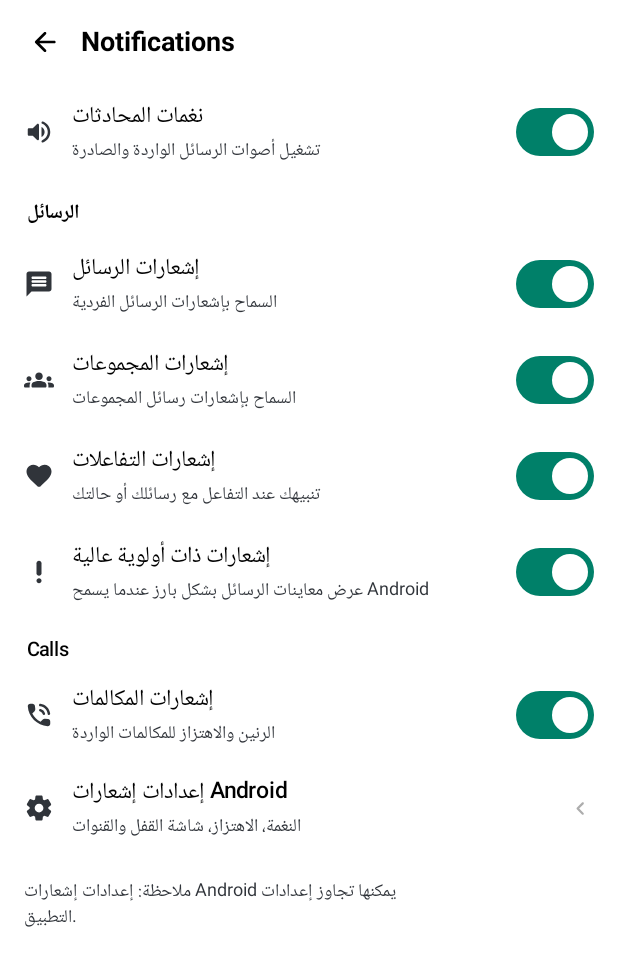
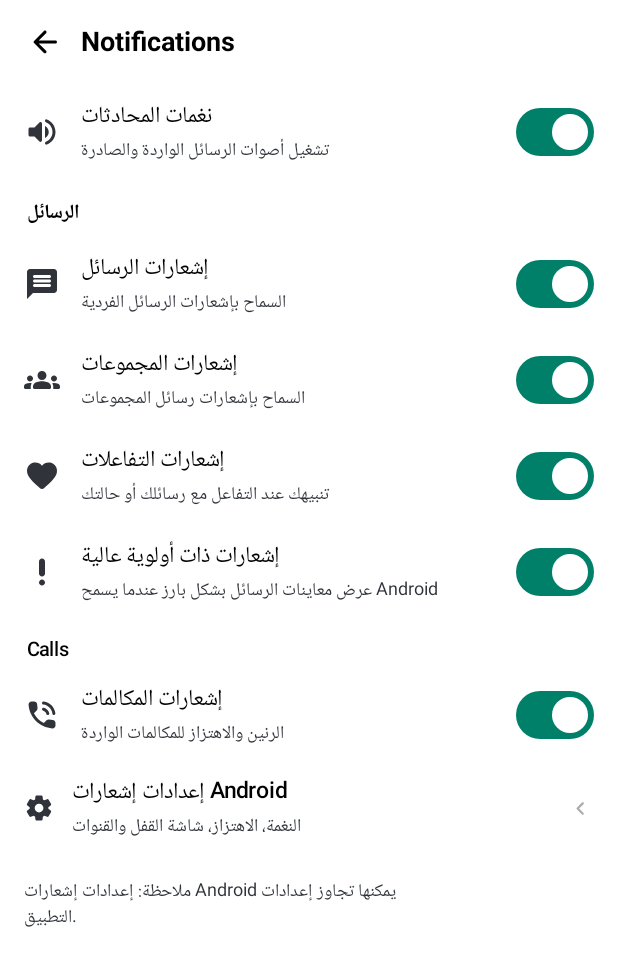
Before and after one commit to conan3811/ZoolChat, an Android app built with Jetpack Compose: the composable NotificationSettingsScreen shown on its own in the app's theme, after a tap on "إعدادات إشعارات Android", on a phone screen of 412 x 824 dp. Shown: the top 966 px of the screen. Run offline under Robolectric (Android 15) with nearby library versions, the phone set to English and light mode, and no system bars.

Commit message:
Unify settings icons and keep full settings sections

```diff
--- a/android/app/src/main/java/com/zoolchat/app/ui/screens/SettingsHubV032.kt
+++ b/android/app/src/main/java/com/zoolchat/app/ui/screens/SettingsHubV032.kt
@@ -36,6 +36,8 @@ import java.io.File
 import kotlin.math.ln
 import kotlin.math.pow
 
+private val SettingsItemIconSize = 24.dp
+
 @Composable
 fun SettingsHubV032(
     themeMode: ThemeMode,
@@ -66,19 +68,13 @@ fun SettingsHubV032(
     var showLogoutConfirm by remember { mutableStateOf(false) }
 
     Column(
-        Modifier
-            .fillMaxSize()
-            .background(MaterialTheme.colorScheme.background)
-            .verticalScroll(rememberScrollState())
-            .navigationBarsPadding()
+        Modifier.fillMaxSize().background(MaterialTheme.colorScheme.background)
+            .verticalScroll(rememberScrollState()).navigationBarsPadding()
     ) {
         SettingsTopBar(t("الإعدادات"), onBack)
 
         Card(
-            modifier = Modifier
-                .fillMaxWidth()
-                .padding(horizontal = ZoolDimens.ScreenPadding, vertical = 6.dp)
-                .clickable(onClick = onEditProfile),
+            modifier = Modifier.fillMaxWidth().padding(horizontal = ZoolDimens.ScreenPadding, vertical = 6.dp).clickable(onClick = onEditProfile),
             colors = CardDefaults.cardColors(containerColor = MaterialTheme.colorScheme.surface),
             shape = RoundedCornerShape(18.dp),
         ) {
@@ -93,12 +89,12 @@ fun SettingsHubV032(
                         color = MaterialTheme.colorScheme.onSurfaceVariant,
                     )
                 }
-                Icon(Icons.Rounded.QrCode2, contentDescription = null, modifier = Modifier.size(22.dp), tint = MaterialTheme.colorScheme.primary)
+                Icon(Icons.Rounded.QrCode2, contentDescription = null, modifier = Modifier.size(SettingsItemIconSize), tint = MaterialTheme.colorScheme.primary)
             }
         }
 
         SettingsSection(t("الحساب"))
-        SettingsRow(Icons.Rounded.Key, t("الحساب"), t("الأجهزة، تصدير البيانات، حذف الحساب"), onAccount)
+        SettingsRow(Icons.Rounded.Key, t("الحساب"), t("الأمان، البريد، رقم الهاتف، الأجهزة وبيانات الحساب"), onAccount)
         SettingsRow(Icons.Rounded.Security, t("الخصوصية"), t("آخر ظهور، متصل الآن، مؤشرات القراءة"), onPrivacy)
         SettingsRow(Icons.Rounded.Chat, t("الدردشات"), t("حجم الخط، زر الإدخال، ظهور الوسائط والأرشفة"), onChats)
         SettingsRow(Icons.Rounded.Notifications, t("الإشعارات"), t("الرسائل والمجموعات والمكالمات"), onNotifications)
@@ -137,13 +133,11 @@ fun SettingsHubV032(
         AlertDialog(
             onDismissRequest = { showThemeDialog = false },
             title = { Text(t("المظهر")) },
-            text = {
-                Column {
+            text = { Column {
                 ChoiceRow(t("فاتح"), themeMode == ThemeMode.LIGHT) { onThemeModeChange(ThemeMode.LIGHT); showThemeDialog = false }
                 ChoiceRow(t("داكن"), themeMode == ThemeMode.DARK) { onThemeModeChange(ThemeMode.DARK); showThemeDialog = false }
                 ChoiceRow(t("حسب الجهاز"), themeMode == ThemeMode.SYSTEM) { onThemeModeChange(ThemeMode.SYSTEM); showThemeDialog = false }
-                }
-            },
+            } },
             confirmButton = { TextButton(onClick = { showThemeDialog = false }) { Text(t("إغلاق")) } },
         )
     }
@@ -152,12 +146,10 @@ fun SettingsHubV032(
         AlertDialog(
             onDismissRequest = { showLanguageDialog = false },
             title = { Text(t("لغة التطبيق")) },
-            text = {
-                Column {
+            text = { Column {
                 ChoiceRow("العربية", appLanguage == AppLanguage.AR) { onLanguageChange(AppLanguage.AR); showLanguageDialog = false }
                 ChoiceRow("English", appLanguage == AppLanguage.EN) { onLanguageChange(AppLanguage.EN); showLanguageDialog = false }
-                }
-            },
+            } },
             confirmButton = { TextButton(onClick = { showLanguageDialog = false }) { Text(t("إغلاق")) } },
         )
     }
@@ -167,12 +159,7 @@ fun SettingsHubV032(
             onDismissRequest = { showLogoutConfirm = false },
             title = { Text(t("تسجيل الخروج؟")) },
             text = { Text(t("سيتم تسجيل خروجك من ZoolChat على هذا الجهاز، ويمكنك تسجيل الدخول مرة أخرى لاحقاً.")) },
-            confirmButton = {
-                TextButton(
-                    onClick = { showLogoutConfirm = false; onLogout() },
-                    colors = ButtonDefaults.textButtonColors(contentColor = MaterialTheme.colorScheme.error),
-                ) { Text(t("تسجيل الخروج")) }
-            },
+            confirmButton = { TextButton(onClick = { showLogoutConfirm = false; onLogout() }, colors = ButtonDefaults.textButtonColors(contentColor = MaterialTheme.colorScheme.error)) { Text(t("تسجيل الخروج")) } },
             dismissButton = { TextButton(onClick = { showLogoutConfirm = false }) { Text(t("إلغاء")) } },
         )
     }
@@ -197,14 +184,12 @@ fun ChatSettingsScreen(onBack: () -> Unit) {
         SettingsToggle(Icons.Rounded.Photo, t("ظهور الوسائط"), t("إظهار الوسائط التي يتم تنزيلها حديثاً في معرض الهاتف"), mediaVisibility) {
             mediaVisibility = it; prefs.edit().putBoolean("chat_media_visibility", it).apply()
         }
-
         SettingsSection(t("الدردشات المؤرشفة"))
         SettingsToggle(Icons.Rounded.Archive, t("إبقاء الدردشات في الأرشيف"), t("تظل الدردشات المؤرشفة مؤرشفة عند وصول رسائل جديدة"), keepArchived) {
             keepArchived = it; prefs.edit().putBoolean("chat_keep_archived", it).apply()
         }
-
         SettingsSection(t("النسخ الاحتياطي والسجل"))
-        SettingsInfoRow(Icons.Rounded.Cloud, t("النسخ الاحتياطي للدردشات"), t("سيتم ربط النسخ الاحتياطي السحابي عندما تتوفر خدمة تخزين مخصصة لـ ZoolChat"))
+        SettingsInfoRow(Icons.Rounded.Cloud, t("النسخ الاحتياطي للدردشات"), t("مفتاح الرسائل المشفرة له نسخة حماية منفصلة داخل إعدادات الحساب"))
         SettingsInfoRow(Icons.Rounded.History, t("سجل الدردشة"), t("إدارة التصدير والمسح من داخل المحادثة أو إعدادات الحساب"))
     }
 
@@ -212,17 +197,11 @@ fun ChatSettingsScreen(onBack: () -> Unit) {
         AlertDialog(
             onDismissRequest = { showFontDialog = false },
             title = { Text(t("حجم الخط")) },
-            text = {
-                Column {
+            text = { Column {
                 listOf("small" to t("صغير"), "medium" to t("متوسط"), "large" to t("كبير")).forEach { (value, label) ->
-                        ChoiceRow(label, fontSize == value) {
-                            fontSize = value
-                            prefs.edit().putString("chat_font_size", value).apply()
-                            showFontDialog = false
+                    ChoiceRow(label, fontSize == value) { fontSize = value; prefs.edit().putString("chat_font_size", value).apply(); showFontDialog = false }
                 }
-                    }
-                }
-            },
+            } },
             confirmButton = { TextButton(onClick = { showFontDialog = false }) { Text(t("إغلاق")) } },
         )
     }
@@ -240,37 +219,18 @@ fun NotificationSettingsScreen(onBack: () -> Unit) {
     var highPriority by remember { mutableStateOf(prefs.getBoolean("notif_high_priority", true)) }
 
     SettingsPage(t("الإشعارات"), onBack) {
-        SettingsToggle(Icons.Rounded.VolumeUp, t("نغمات المحادثات"), t("تشغيل أصوات الرسائل الواردة والصادرة"), tones) {
-            tones = it; prefs.edit().putBoolean("notif_conversation_tones", it).apply()
+        SettingsToggle(Icons.Rounded.VolumeUp, t("نغمات المحادثات"), t("تشغيل أصوات الرسائل الواردة والصادرة"), tones) { tones = it; prefs.edit().putBoolean("notif_conversation_tones", it).apply() }
+        SettingsSection(t("الرسائل"))
+        SettingsToggle(Icons.Rounded.Message, t("إشعارات الرسائل"), t("السماح بإشعارات الرسائل الفردية"), messages) { messages = it; prefs.edit().putBoolean("notif_messages_enabled", it).apply() }
+        SettingsToggle(Icons.Rounded.Groups, t("إشعارات المجموعات"), t("السماح بإشعارات رسائل المجموعات"), groups) { groups = it; prefs.edit().putBoolean("notif_groups_enabled", it).apply() }
+        SettingsToggle(Icons.Rounded.Favorite, t("إشعارات التفاعلات"), t("تنبيهك عند التفاعل مع رسائلك أو حالتك"), reactions) { reactions = it; prefs.edit().putBoolean("notif_reactions_enabled", it).apply() }
+        SettingsToggle(Icons.Rounded.PriorityHigh, t("إشعارات ذات أولوية عالية"), t("عرض معاينات الرسائل بشكل بارز عندما يسمح Android"), highPriority) { highPriority = it; prefs.edit().putBoolean("notif_high_priority", it).apply() }
+        SettingsSection(t("المكالمات"))
+        SettingsToggle(Icons.Rounded.PhoneInTalk, t("إشعارات المكالمات"), t("الرنين والاهتزاز للمكالمات الواردة"), calls) { calls = it; prefs.edit().putBoolean("notif_calls_enabled", it).apply() }
+        SettingsRow(Icons.Rounded.Settings, t("إعدادات إشعارات Android"), t("النغمة، الاهتزاز، شاشة القفل والقنوات")) {
+            runCatching { context.startActivity(Intent(Settings.ACTION_APP_NOTIFICATION_SETTINGS).putExtra(Settings.EXTRA_APP_PACKAGE, context.packageName)) }
         }
-        SettingsSection(t("الرسائل"))
-        SettingsToggle(Icons.Rounded.Message, t("إشعارات الرسائل"), t("السماح بإشعارات الرسائل الفردية"), messages) {
-            messages = it; prefs.edit().putBoolean("notif_messages_enabled", it).apply()
-        }
-        SettingsToggle(Icons.Rounded.Groups, t("إشعارات المجموعات"), t("السماح بإشعارات رسائل المجموعات"), groups) {
-            groups = it; prefs.edit().putBoolean("notif_groups_enabled", it).apply()
-        }
-        SettingsToggle(Icons.Rounded.Favorite, t("إشعارات التفاعلات"), t("تنبيهك عند التفاعل مع رسائلك أو حالتك"), reactions) {
-            reactions = it; prefs.edit().putBoolean("notif_reactions_enabled", it).apply()
-        }
-        SettingsToggle(Icons.Rounded.PriorityHigh, t("إشعارات ذات أولوية عالية"), t("عرض معاينات الرسائل بشكل بارز عندما يسمح Android"), highPriority) {
-            highPriority = it; prefs.edit().putBoolean("notif_high_priority", it).apply()
-        }
-        SettingsSection(t("المكالمات"))
-        SettingsToggle(Icons.Rounded.PhoneInTalk, t("إشعارات المكالمات"), t("الرنين والاهتزاز للمكالمات الواردة"), calls) {
-            calls = it; prefs.edit().putBoolean("notif_calls_enabled", it).apply()
-        }
-        SettingsRow(Icons.Rounded.Settings, t("إعدادات إشعارات Android"), t("النغمة، الاهتزاز، شاشة القفل والقنوات")) {
-            runCatching {
-                context.startActivity(Intent(Settings.ACTION_APP_NOTIFICATION_SETTINGS).putExtra(Settings.EXTRA_APP_PACKAGE, context.packageName))
-            }
-        }
-        Text(
-            t("ملاحظة: إعدادات إشعارات Android يمكنها تجاوز إعدادات التطبيق."),
-            style = MaterialTheme.typography.bodySmall,
-            color = MaterialTheme.colorScheme.onSurfaceVariant,
-            modifier = Modifier.padding(16.dp),
-        )
+        Text(t("ملاحظة: إعدادات إشعارات Android يمكنها تجاوز إعدادات التطبيق."), style = MaterialTheme.typography.bodySmall, color = MaterialTheme.colorScheme.onSurfaceVariant, modifier = Modifier.padding(16.dp))
     }
 }
 
@@ -285,48 +245,30 @@ fun StorageDataSettingsScreen(onBack: () -> Unit) {
     var uploadQuality by remember { mutableStateOf(prefs.getString("media_upload_quality", "standard") ?: "standard") }
     var showQuality by remember { mutableStateOf(false) }
     var cacheBytes by remember { mutableLongStateOf(0L) }
-
     fun refreshCache() { cacheBytes = directoryBytes(context.cacheDir) }
     LaunchedEffect(Unit) { refreshCache() }
 
     SettingsPage(t("التخزين والبيانات"), onBack) {
         SettingsSection(t("إدارة التخزين"))
-        SettingsRow(Icons.Rounded.Storage, t("مساحة التخزين المؤقت"), humanBytes(cacheBytes)) {
-            runCatching { context.startActivity(Intent(Settings.ACTION_APPLICATION_DETAILS_SETTINGS, Uri.parse("package:${context.packageName}"))) }
-        }
-        SettingsRow(Icons.Rounded.DeleteSweep, t("مسح الملفات المؤقتة"), t("لا يحذف الرسائل أو الحساب")) {
-            runCatching { context.cacheDir.listFiles()?.forEach { it.deleteRecursively() } }
-            refreshCache()
-        }
-
+        SettingsRow(Icons.Rounded.Storage, t("مساحة التخزين المؤقت"), humanBytes(cacheBytes)) { runCatching { context.startActivity(Intent(Settings.ACTION_APPLICATION_DETAILS_SETTINGS, Uri.parse("package:${context.packageName}"))) } }
+        SettingsRow(Icons.Rounded.DeleteSweep, t("مسح الملفات المؤقتة"), t("لا يحذف الرسائل أو الحساب")) { runCatching { context.cacheDir.listFiles()?.forEach { it.deleteRecursively() } }; refreshCache() }
         SettingsSection(t("التنزيل التلقائي للوسائط"))
-        SettingsToggle(Icons.Rounded.SignalCellularAlt, t("عند استخدام بيانات الهاتف"), t("تنزيل الوسائط تلقائياً عبر بيانات الجوال"), mobile) {
-            mobile = it; prefs.edit().putBoolean("media_auto_mobile", it).apply()
-        }
-        SettingsToggle(Icons.Rounded.Wifi, t("عند الاتصال بشبكة Wi‑Fi"), t("تنزيل الوسائط تلقائياً عبر Wi‑Fi"), wifi) {
-            wifi = it; prefs.edit().putBoolean("media_auto_wifi", it).apply()
-        }
-        SettingsToggle(Icons.Rounded.Public, t("أثناء التجوال"), t("قد يؤدي ذلك إلى رسوم بيانات إضافية"), roaming) {
-            roaming = it; prefs.edit().putBoolean("media_auto_roaming", it).apply()
-        }
-
+        SettingsToggle(Icons.Rounded.SignalCellularAlt, t("عند استخدام بيانات الهاتف"), t("تنزيل الوسائط تلقائياً عبر بيانات الجوال"), mobile) { mobile = it; prefs.edit().putBoolean("media_auto_mobile", it).apply() }
+        SettingsToggle(Icons.Rounded.Wifi, t("عند الاتصال بشبكة Wi‑Fi"), t("تنزيل الوسائط تلقائياً عبر Wi‑Fi"), wifi) { wifi = it; prefs.edit().putBoolean("media_auto_wifi", it).apply() }
+        SettingsToggle(Icons.Rounded.Public, t("أثناء التجوال"), t("قد يؤدي ذلك إلى رسوم بيانات إضافية"), roaming) { roaming = it; prefs.edit().putBoolean("media_auto_roaming", it).apply() }
         SettingsSection(t("جودة الوسائط والمكالمات"))
         SettingsRow(Icons.Rounded.HighQuality, t("جودة تحميل الوسائط"), if (uploadQuality == "hd") t("جودة HD") else t("جودة قياسية")) { showQuality = true }
-        SettingsToggle(Icons.Rounded.DataSaverOn, t("استخدام بيانات أقل للمكالمات"), t("تقليل استهلاك الشبكة عندما تكون جودة الاتصال محدودة"), callSaver) {
-            callSaver = it; prefs.edit().putBoolean("call_data_saver", it).apply()
-        }
+        SettingsToggle(Icons.Rounded.DataSaverOn, t("استخدام بيانات أقل للمكالمات"), t("تقليل استهلاك الشبكة عندما تكون جودة الاتصال محدودة"), callSaver) { callSaver = it; prefs.edit().putBoolean("call_data_saver", it).apply() }
     }
 
     if (showQuality) {
         AlertDialog(
             onDismissRequest = { showQuality = false },
             title = { Text(t("جودة تحميل الوسائط")) },
-            text = {
-                Column {
+            text = { Column {
                 ChoiceRow(t("جودة قياسية"), uploadQuality == "standard") { uploadQuality = "standard"; prefs.edit().putString("media_upload_quality", uploadQuality).apply(); showQuality = false }
                 ChoiceRow(t("جودة HD"), uploadQuality == "hd") { uploadQuality = "hd"; prefs.edit().putString("media_upload_quality", uploadQuality).apply(); showQuality = false }
-                }
-            },
+            } },
             confirmButton = { TextButton(onClick = { showQuality = false }) { Text(t("إغلاق")) } },
         )
     }
@@ -336,30 +278,17 @@ fun StorageDataSettingsScreen(onBack: () -> Unit) {
 fun HelpSettingsScreen(onBack: () -> Unit, onAbout: () -> Unit) {
     val context = LocalContext.current
     var dialog by remember { mutableStateOf<String?>(null) }
-
     SettingsPage(t("المساعدة"), onBack) {
         SettingsRow(Icons.Rounded.HelpOutline, t("مركز المساعدة"), t("أسئلة شائعة حول الحساب والرسائل والمكالمات")) { dialog = "help" }
-        SettingsRow(Icons.Rounded.Phone, t("تواصل معنا"), t("فتح محادثة دعم عبر واتساب")) {
-            runCatching {
-                context.startActivity(Intent(Intent.ACTION_VIEW, Uri.parse("https://wa.me/966567638840")))
-            }
-        }
+        SettingsRow(Icons.Rounded.Phone, t("تواصل معنا"), t("فتح محادثة دعم عبر واتساب")) { runCatching { context.startActivity(Intent(Intent.ACTION_VIEW, Uri.parse("https://wa.me/966567638840"))) } }
         SettingsRow(Icons.Rounded.PrivacyTip, t("الشروط وسياسة الخصوصية"), t("كيف يتعامل ZoolChat مع بياناتك")) { dialog = "privacy" }
         SettingsRow(Icons.Rounded.Info, t("معلومات عن التطبيق"), "ZoolChat • v${BuildConfig.VERSION_NAME}", onAbout)
     }
-
     if (dialog != null) {
         AlertDialog(
             onDismissRequest = { dialog = null },
             title = { Text(if (dialog == "help") t("مركز المساعدة") else t("الخصوصية")) },
-            text = {
-                Text(
-                    if (dialog == "help")
-                        t("إذا واجهتك مشكلة في تسجيل الدخول أو الرسائل أو المكالمات أو الحالات، تأكد أولاً من اتصال الإنترنت وصلاحيات الإشعارات والميكروفون والكاميرا. إذا استمرت المشكلة استخدم خيار تواصل معنا.")
-                    else
-                        t("يعرض ZoolChat معلومات الملف الشخصي والحضور وفق إعدادات الخصوصية، ولا ينبغي عرض كلمات المرور أو مفاتيح التشفير أو رموز الدخول لأي مستخدم آخر."),
-                )
-            },
+            text = { Text(if (dialog == "help") t("إذا واجهتك مشكلة في تسجيل الدخول أو الرسائل أو المكالمات أو الحالات، تأكد أولاً من اتصال الإنترنت وصلاحيات الإشعارات والميكروفون والكاميرا. إذا استمرت المشكلة استخدم خيار تواصل معنا.") else t("يعرض ZoolChat معلومات الملف الشخصي والحضور وفق إعدادات الخصوصية، ولا يعرض كلمات المرور أو مفاتيح التشفير أو رموز الدخول لأي مستخدم آخر.")) },
             confirmButton = { TextButton(onClick = { dialog = null }) { Text(t("إغلاق")) } },
         )
     }
@@ -367,117 +296,69 @@ fun HelpSettingsScreen(onBack: () -> Unit, onAbout: () -> Unit) {
 
 @Composable
 private fun SettingsPage(title: String, onBack: () -> Unit, content: @Composable ColumnScope.() -> Unit) {
-    Column(
-        Modifier
-            .fillMaxSize()
-            .background(MaterialTheme.colorScheme.background)
-            .verticalScroll(rememberScrollState())
-            .navigationBarsPadding(),
-    ) {
-        SettingsTopBar(title, onBack)
-        content()
-        Spacer(Modifier.height(18.dp))
+    Column(Modifier.fillMaxSize().background(MaterialTheme.colorScheme.background).verticalScroll(rememberScrollState()).navigationBarsPadding()) {
+        SettingsTopBar(title, onBack); content(); Spacer(Modifier.height(18.dp))
     }
 }
 
 @Composable
 private fun SettingsTopBar(title: String, onBack: () -> Unit) {
-    Row(
-        Modifier.fillMaxWidth().heightIn(min = ZoolDimens.ToolbarHeight).padding(horizontal = 6.dp),
-        verticalAlignment = Alignment.CenterVertically,
-    ) {
-        IconButton(onClick = onBack, modifier = Modifier.size(ZoolDimens.TouchTarget)) {
-            Icon(Icons.Rounded.ArrowBack, contentDescription = t("رجوع"), modifier = Modifier.size(21.dp))
-        }
+    Row(Modifier.fillMaxWidth().heightIn(min = ZoolDimens.ToolbarHeight).padding(horizontal = 6.dp), verticalAlignment = Alignment.CenterVertically) {
+        IconButton(onClick = onBack, modifier = Modifier.size(ZoolDimens.TouchTarget)) { Icon(Icons.Rounded.ArrowBack, contentDescription = t("رجوع"), modifier = Modifier.size(SettingsItemIconSize)) }
         Text(title, style = MaterialTheme.typography.titleLarge, fontWeight = FontWeight.Bold)
     }
 }
 
 @Composable
 private fun SettingsSection(text: String) {
-    Text(
-        text,
-        modifier = Modifier.padding(start = 18.dp, end = 18.dp, top = 12.dp, bottom = 4.dp),
-        style = MaterialTheme.typography.labelLarge,
-        color = MaterialTheme.colorScheme.onSurface,
-    )
+    Text(text, modifier = Modifier.padding(start = 18.dp, end = 18.dp, top = 12.dp, bottom = 4.dp), style = MaterialTheme.typography.labelLarge, color = MaterialTheme.colorScheme.onSurface)
 }
 
 @Composable
-private fun SettingsRow(
-    icon: ImageVector,
-    title: String,
-    subtitle: String,
-    onClick: () -> Unit,
-    danger: Boolean = false,
-) {
+private fun SettingsRow(icon: ImageVector, title: String, subtitle: String, onClick: () -> Unit, danger: Boolean = false) {
     val tint = if (danger) MaterialTheme.colorScheme.error else MaterialTheme.colorScheme.onSurfaceVariant
-    Row(
-        Modifier.fillMaxWidth().heightIn(min = 58.dp).clickable(onClick = onClick).padding(horizontal = 16.dp, vertical = 7.dp),
-        verticalAlignment = Alignment.CenterVertically,
-    ) {
-        Icon(icon, contentDescription = null, tint = tint, modifier = Modifier.size(20.dp))
-        Spacer(Modifier.width(12.dp))
+    Row(Modifier.fillMaxWidth().heightIn(min = 62.dp).clickable(onClick = onClick).padding(horizontal = 16.dp, vertical = 7.dp), verticalAlignment = Alignment.CenterVertically) {
+        Icon(icon, contentDescription = null, tint = tint, modifier = Modifier.size(SettingsItemIconSize)); Spacer(Modifier.width(14.dp))
         Column(Modifier.weight(1f)) {
             Text(title, style = MaterialTheme.typography.bodyLarge, fontWeight = FontWeight.Medium, color = if (danger) MaterialTheme.colorScheme.error else MaterialTheme.colorScheme.onSurface)
             Text(subtitle, style = MaterialTheme.typography.bodySmall, color = MaterialTheme.colorScheme.onSurfaceVariant)
         }
-        Icon(Icons.Rounded.ChevronLeft, contentDescription = null, modifier = Modifier.size(18.dp), tint = MaterialTheme.colorScheme.onSurface.copy(alpha = .32f))
+        Icon(Icons.Rounded.ChevronLeft, contentDescription = null, modifier = Modifier.size(20.dp), tint = MaterialTheme.colorScheme.onSurface.copy(alpha = .32f))
     }
 }
 
 @Composable
 private fun SettingsInfoRow(icon: ImageVector, title: String, subtitle: String) {
     Row(Modifier.fillMaxWidth().padding(horizontal = 16.dp, vertical = 9.dp), verticalAlignment = Alignment.CenterVertically) {
-        Icon(icon, contentDescription = null, tint = MaterialTheme.colorScheme.onSurfaceVariant, modifier = Modifier.size(20.dp))
-        Spacer(Modifier.width(12.dp))
-        Column(Modifier.weight(1f)) {
-            Text(title, style = MaterialTheme.typography.bodyLarge, fontWeight = FontWeight.Medium)
-            Text(subtitle, style = MaterialTheme.typography.bodySmall, color = MaterialTheme.colorScheme.onSurfaceVariant)
-        }
+        Icon(icon, contentDescription = null, tint = MaterialTheme.colorScheme.onSurfaceVariant, modifier = Modifier.size(SettingsItemIconSize)); Spacer(Modifier.width(14.dp))
+        Column(Modifier.weight(1f)) { Text(title, style = MaterialTheme.typography.bodyLarge, fontWeight = FontWeight.Medium); Text(subtitle, style = MaterialTheme.typography.bodySmall, color = MaterialTheme.colorScheme.onSurfaceVariant) }
     }
 }
 
 @Composable
 private fun SettingsToggle(icon: ImageVector, title: String, subtitle: String, checked: Boolean, onCheckedChange: (Boolean) -> Unit) {
     Row(Modifier.fillMaxWidth().padding(horizontal = 16.dp, vertical = 8.dp), verticalAlignment = Alignment.CenterVertically) {
-        Icon(icon, contentDescription = null, tint = MaterialTheme.colorScheme.onSurfaceVariant, modifier = Modifier.size(20.dp))
-        Spacer(Modifier.width(12.dp))
-        Column(Modifier.weight(1f)) {
-            Text(title, style = MaterialTheme.typography.bodyLarge, fontWeight = FontWeight.Medium)
-            Text(subtitle, style = MaterialTheme.typography.bodySmall, color = MaterialTheme.colorScheme.onSurfaceVariant)
-        }
+        Icon(icon, contentDescription = null, tint = MaterialTheme.colorScheme.onSurfaceVariant, modifier = Modifier.size(SettingsItemIconSize)); Spacer(Modifier.width(14.dp))
+        Column(Modifier.weight(1f)) { Text(title, style = MaterialTheme.typography.bodyLarge, fontWeight = FontWeight.Medium); Text(subtitle, style = MaterialTheme.typography.bodySmall, color = MaterialTheme.colorScheme.onSurfaceVariant) }
         Switch(checked = checked, onCheckedChange = onCheckedChange)
     }
 }
 
 @Composable
-private fun ChoiceRow(label: String, selected: Boolean, onClick: () -> Unit) {
+internal fun ChoiceRow(label: String, selected: Boolean, onClick: () -> Unit) {
     Row(Modifier.fillMaxWidth().clickable(onClick = onClick).padding(vertical = 8.dp), verticalAlignment = Alignment.CenterVertically) {
-        Text(label, modifier = Modifier.weight(1f))
-        RadioButton(selected = selected, onClick = onClick)
+        Text(label, modifier = Modifier.weight(1f)); RadioButton(selected = selected, onClick = onClick)
     }
 }
 
 @Composable
 private fun SettingsProfilePhoto(name: String, photoUri: String, size: androidx.compose.ui.unit.Dp) {
     val context = LocalContext.current
-    val bitmap = remember(photoUri) {
-        if (photoUri.isBlank()) null else runCatching {
-            context.contentResolver.openInputStream(Uri.parse(photoUri)).use { input -> BitmapFactory.decodeStream(input)?.asImageBitmap() }
-        }.getOrNull()
-    }
-    if (bitmap != null) {
-        Image(bitmap, contentDescription = null, contentScale = ContentScale.Crop, modifier = Modifier.size(size).clip(CircleShape))
-    } else {
-        Avatar(name, size = size, online = false)
-    }
+    val bitmap = remember(photoUri) { if (photoUri.isBlank()) null else runCatching { context.contentResolver.openInputStream(Uri.parse(photoUri)).use { input -> BitmapFactory.decodeStream(input)?.asImageBitmap() } }.getOrNull() }
+    if (bitmap != null) Image(bitmap, contentDescription = null, contentScale = ContentScale.Crop, modifier = Modifier.size(size).clip(CircleShape)) else Avatar(name, size = size, online = false)
 }
 
-private fun directoryBytes(root: File): Long = runCatching {
-    root.walkTopDown().filter { it.isFile }.sumOf { it.length() }
-}.getOrDefault(0L)
-
+private fun directoryBytes(root: File): Long = runCatching { root.walkTopDown().filter { it.isFile }.sumOf { it.length() } }.getOrDefault(0L)
 private fun humanBytes(bytes: Long): String {
     if (bytes <= 0) return "0 B"
     val units = arrayOf("B", "KB", "MB", "GB")
```
Lines whose indentation alone changed are shown as unchanged.
